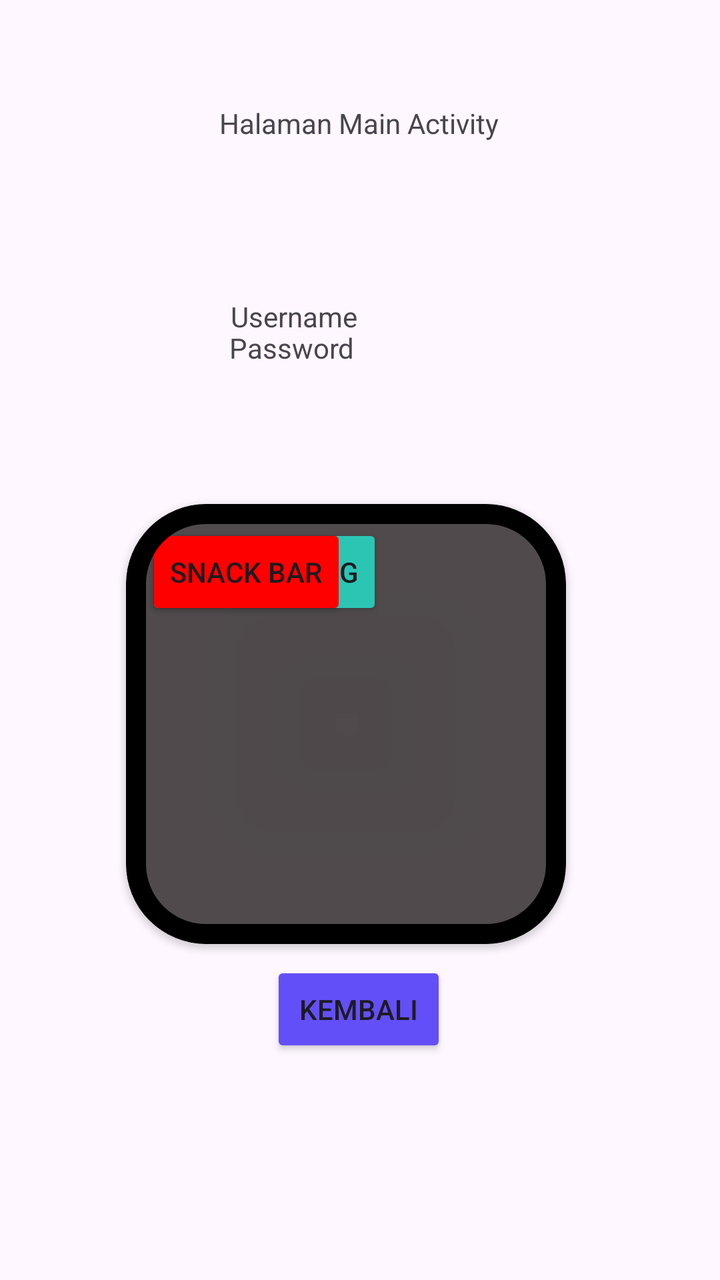
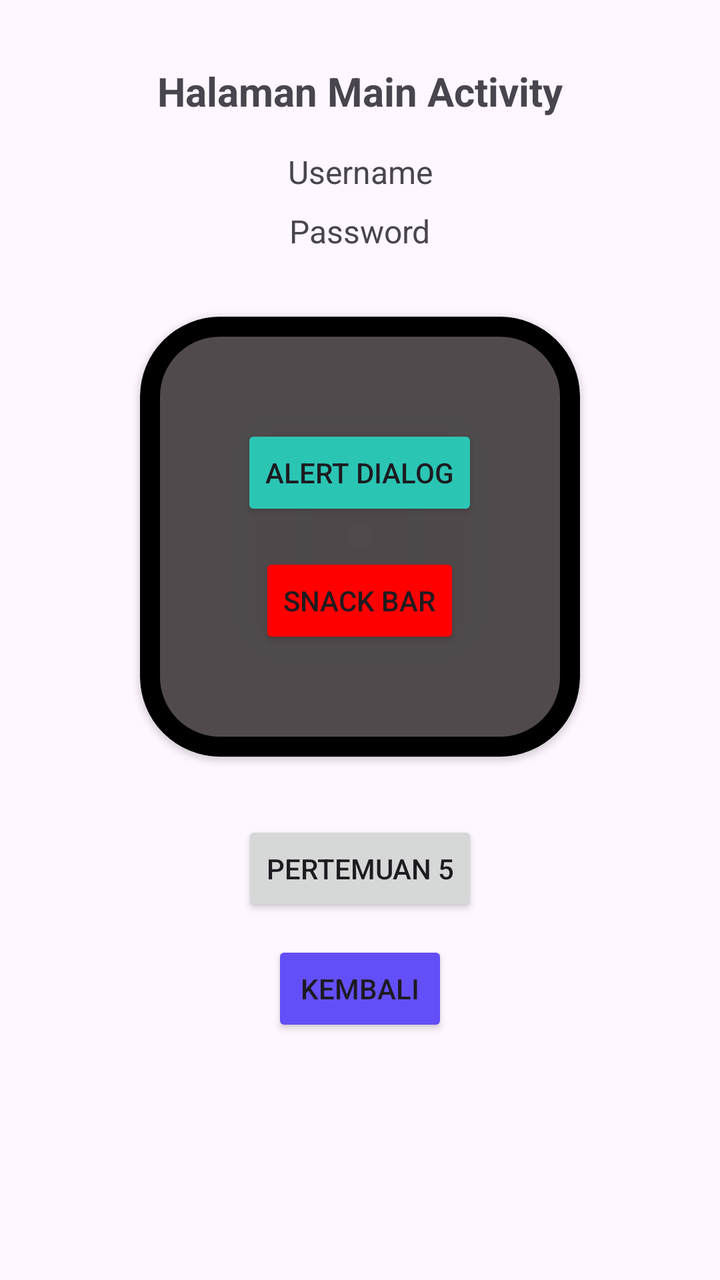

The first picture is an Android layout as it rendered before a commit; the second is the same layout after the commit. The layout source and the unified diff follow.
<!-- AndroidManifest.xml: application theme Theme.Robby_tib -->
<!-- res/layout/activity_main.xml -->
<?xml version="1.0" encoding="utf-8"?>
<androidx.constraintlayout.widget.ConstraintLayout xmlns:android="http://schemas.android.com/apk/res/android"
    xmlns:app="http://schemas.android.com/apk/res-auto"
    xmlns:tools="http://schemas.android.com/tools"
    android:id="@+id/main"
    android:layout_width="match_parent"
    android:layout_height="match_parent"
    tools:context=".MainActivity">

    <TextView
        android:id="@+id/txtUsername"
        android:layout_width="wrap_content"
        android:layout_height="wrap_content"
        android:layout_marginTop="72dp"
        android:text="Username"
        app:layout_constraintBottom_toBottomOf="parent"
        app:layout_constraintEnd_toEndOf="parent"
        app:layout_constraintHorizontal_bias="0.389"
        app:layout_constraintStart_toStartOf="parent"
        app:layout_constraintTop_toBottomOf="@+id/textView4"
        app:layout_constraintVertical_bias="0.012" />

    <TextView
        android:id="@+id/txtPassword"
        android:layout_width="wrap_content"
        android:layout_height="wrap_content"
        android:layout_marginTop="48dp"
        android:text="Password"
        app:layout_constraintBottom_toBottomOf="parent"
        app:layout_constraintEnd_toEndOf="parent"
        app:layout_constraintHorizontal_bias="0.386"
        app:layout_constraintStart_toStartOf="parent"
        app:layout_constraintTop_toTopOf="parent"
        app:layout_constraintVertical_bias="0.203" />

    <TextView
        android:id="@+id/textView4"
        android:layout_width="wrap_content"
        android:layout_height="wrap_content"
        android:layout_marginTop="52dp"
        android:text="Halaman Main Activity"
        app:layout_constraintEnd_toEndOf="parent"
        app:layout_constraintHorizontal_bias="0.498"
        app:layout_constraintStart_toStartOf="parent"
        app:layout_constraintTop_toTopOf="parent" />

    <com.google.android.material.card.MaterialCardView
        android:layout_width="220dp"
        android:layout_height="220dp"
        android:backgroundTint="#A50D0707"
        android:layout_marginTop="252dp"
        app:cardElevation="2dp"
        app:strokeColor="@color/black"
        app:strokeWidth="10dp"
        app:cardCornerRadius="40dp"
        app:layout_constraintEnd_toEndOf="parent"
        app:layout_constraintHorizontal_bias="0.45"
        app:layout_constraintStart_toStartOf="parent"
        app:layout_constraintTop_toTopOf="parent">

        <androidx.constraintlayout.widget.ConstraintLayout
            android:layout_width="match_parent"
            android:layout_height="match_parent"
            android:layout_margin="10dp">


            <Button
                android:id="@+id/btnAllertDialog"
                android:layout_width="wrap_content"
                android:layout_height="wrap_content"
                android:backgroundTint="#2BC5B4"
                android:text="Alert Dialog"
                tools:layout_editor_absoluteX="39dp"
                tools:layout_editor_absoluteY="34dp" />

            <Button
                android:id="@+id/btnSnackBar"
                android:layout_width="wrap_content"
                android:layout_height="wrap_content"
                android:backgroundTint="#FF0000"
                android:text="Snack Bar"
                tools:layout_editor_absoluteX="44dp"
                tools:layout_editor_absoluteY="136dp" />

        </androidx.constraintlayout.widget.ConstraintLayout>

    </com.google.android.material.card.MaterialCardView>

    <Button
        android:id="@+id/btnKembali"
        android:layout_width="wrap_content"
        android:layout_height="wrap_content"
        android:backgroundTint="#634FF7"
        android:text="Kembali"
        app:layout_constraintBottom_toBottomOf="parent"
        app:layout_constraintEnd_toEndOf="parent"
        app:layout_constraintHorizontal_bias="0.498"
        app:layout_constraintStart_toStartOf="parent"
        app:layout_constraintTop_toTopOf="parent"
        app:layout_constraintVertical_bias="0.812" />

</androidx.constraintlayout.widget.ConstraintLayout>
<!-- resources referenced by this layout -->
<resources>
  <color name="black">#FF000000</color>
  <style name="Theme.Robby_tib" parent="Base.Theme.Robby_tib" />
  <style name="Base.Theme.Robby_tib" parent="Theme.Material3.DayNight.NoActionBar">
          
          
      </style>
</resources>

<!-- the commit's change to res/layout/activity_main.xml (unified diff, before → after) -->
@@ -8,95 +8,98 @@
     tools:context=".MainActivity">
 
     <TextView
+        android:id="@+id/textView4"
+        android:layout_width="wrap_content"
+        android:layout_height="wrap_content"
+        android:layout_marginTop="32dp"
+        android:text="Halaman Main Activity"
+        android:textSize="20sp"
+        android:textStyle="bold"
+        app:layout_constraintEnd_toEndOf="parent"
+        app:layout_constraintStart_toStartOf="parent"
+        app:layout_constraintTop_toTopOf="parent" />
+
+    <TextView
         android:id="@+id/txtUsername"
         android:layout_width="wrap_content"
         android:layout_height="wrap_content"
-        android:layout_marginTop="72dp"
+        android:layout_marginTop="16dp"
         android:text="Username"
-        app:layout_constraintBottom_toBottomOf="parent"
+        android:textSize="16sp"
         app:layout_constraintEnd_toEndOf="parent"
-        app:layout_constraintHorizontal_bias="0.389"
         app:layout_constraintStart_toStartOf="parent"
-        app:layout_constraintTop_toBottomOf="@+id/textView4"
-        app:layout_constraintVertical_bias="0.012" />
+        app:layout_constraintTop_toBottomOf="@+id/textView4" />
 
     <TextView
         android:id="@+id/txtPassword"
         android:layout_width="wrap_content"
         android:layout_height="wrap_content"
-        android:layout_marginTop="48dp"
+        android:layout_marginTop="8dp"
         android:text="Password"
-        app:layout_constraintBottom_toBottomOf="parent"
+        android:textSize="16sp"
         app:layout_constraintEnd_toEndOf="parent"
-        app:layout_constraintHorizontal_bias="0.386"
         app:layout_constraintStart_toStartOf="parent"
-        app:layout_constraintTop_toTopOf="parent"
-        app:layout_constraintVertical_bias="0.203" />
-
-    <TextView
-        android:id="@+id/textView4"
-        android:layout_width="wrap_content"
-        android:layout_height="wrap_content"
-        android:layout_marginTop="52dp"
-        android:text="Halaman Main Activity"
-        app:layout_constraintEnd_toEndOf="parent"
-        app:layout_constraintHorizontal_bias="0.498"
-        app:layout_constraintStart_toStartOf="parent"
-        app:layout_constraintTop_toTopOf="parent" />
+        app:layout_constraintTop_toBottomOf="@+id/txtUsername" />
 
     <com.google.android.material.card.MaterialCardView
+        android:id="@+id/materialCardView"
         android:layout_width="220dp"
         android:layout_height="220dp"
+        android:layout_marginTop="32dp"
         android:backgroundTint="#A50D0707"
-        android:layout_marginTop="252dp"
+        app:cardCornerRadius="40dp"
         app:cardElevation="2dp"
+        app:layout_constraintEnd_toEndOf="parent"
+        app:layout_constraintStart_toStartOf="parent"
+        app:layout_constraintTop_toBottomOf="@+id/txtPassword"
         app:strokeColor="@color/black"
-        app:strokeWidth="10dp"
-        app:cardCornerRadius="40dp"
-        app:layout_constraintEnd_toEndOf="parent"
-        app:layout_constraintHorizontal_bias="0.45"
-        app:layout_constraintStart_toStartOf="parent"
-        app:layout_constraintTop_toTopOf="parent">
+        app:strokeWidth="10dp">
 
-        <androidx.constraintlayout.widget.ConstraintLayout
+        <LinearLayout
             android:layout_width="match_parent"
             android:layout_height="match_parent"
-            android:layout_margin="10dp">
-
+            android:gravity="center"
+            android:orientation="vertical"
+            android:padding="16dp">
 
             <Button
                 android:id="@+id/btnAllertDialog"
                 android:layout_width="wrap_content"
                 android:layout_height="wrap_content"
                 android:backgroundTint="#2BC5B4"
-                android:text="Alert Dialog"
-                tools:layout_editor_absoluteX="39dp"
-                tools:layout_editor_absoluteY="34dp" />
+                android:text="Alert Dialog" />
 
             <Button
                 android:id="@+id/btnSnackBar"
                 android:layout_width="wrap_content"
                 android:layout_height="wrap_content"
+                android:layout_marginTop="16dp"
                 android:backgroundTint="#FF0000"
-                android:text="Snack Bar"
-                tools:layout_editor_absoluteX="44dp"
-                tools:layout_editor_absoluteY="136dp" />
+                android:text="Snack Bar" />
 
-        </androidx.constraintlayout.widget.ConstraintLayout>
+        </LinearLayout>
 
     </com.google.android.material.card.MaterialCardView>
+
+    <Button
+        android:id="@+id/btnToLima"
+        android:layout_width="wrap_content"
+        android:layout_height="wrap_content"
+        android:layout_marginTop="32dp"
+        android:text="Pertemuan 5"
+        app:layout_constraintEnd_toEndOf="parent"
+        app:layout_constraintStart_toStartOf="parent"
+        app:layout_constraintTop_toBottomOf="@+id/materialCardView" />
 
     <Button
         android:id="@+id/btnKembali"
         android:layout_width="wrap_content"
         android:layout_height="wrap_content"
+        android:layout_marginTop="12dp"
         android:backgroundTint="#634FF7"
         android:text="Kembali"
-        app:layout_constraintBottom_toBottomOf="parent"
         app:layout_constraintEnd_toEndOf="parent"
-        app:layout_constraintHorizontal_bias="0.498"
         app:layout_constraintStart_toStartOf="parent"
-        app:layout_constraintTop_toTopOf="parent"
-        app:layout_constraintVertical_bias="0.812" />
+        app:layout_constraintTop_toBottomOf="@+id/btnToLima" />
 
 </androidx.constraintlayout.widget.ConstraintLayout>
